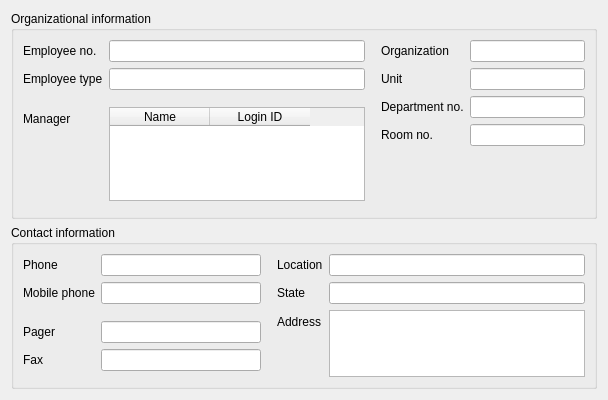
Old version of the form agent/src/clacks/agent/data/templates/default/user-organizational.ui in the repository gonicus/clacks.
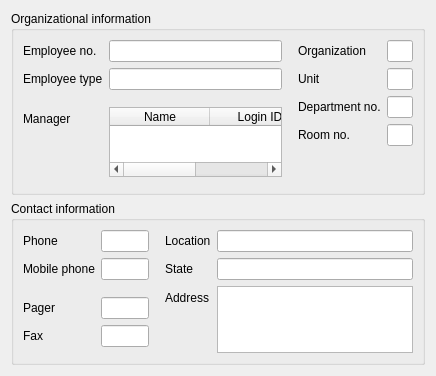
New version of the form. Icons and pictures are not drawn.

What changed in the file:
```diff
--- a/agent/src/clacks/agent/data/templates/default/user-organizational.ui
+++ b/agent/src/clacks/agent/data/templates/default/user-organizational.ui
@@ -6,8 +6,8 @@
    <rect>
     <x>0</x>
     <y>0</y>
-    <width>608</width>
-    <height>400</height>
+    <width>436</width>
+    <height>356</height>
    </rect>
   </property>
   <property name="windowTitle">
```
